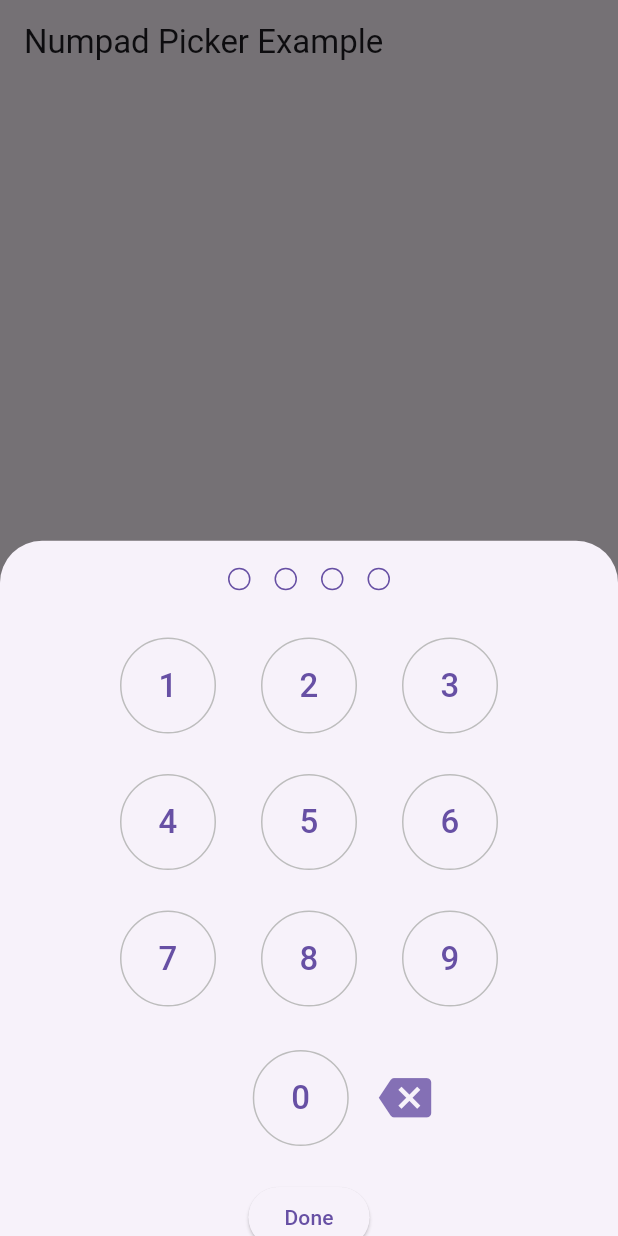
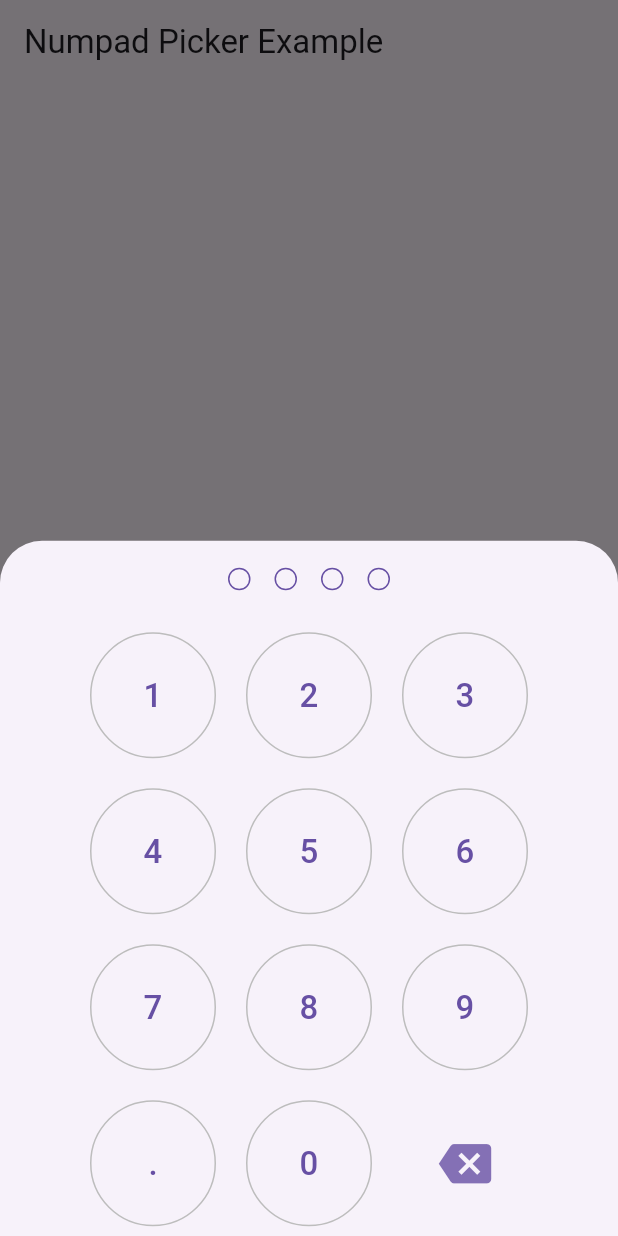
Before and after one commit to shinriyo/show_numpad_picker, a Flutter app: the screen it shows after launch, after a tap on "Pick a Number", on a phone screen of 412 x 824 dp. Run offline on Flutter 3.47's test engine with Material 3 defaults, Android fonts, the phone set to English and light mode, and no system bars; our stand-ins replace plugin_platform_interface.

Commit message:
fix size

```diff
--- a/lib/show_numpad_picker.dart
+++ b/lib/show_numpad_picker.dart
@@ -15,8 +15,8 @@ Future<String?> showNumpadPicker(BuildContext context, {required int length}) {
       String selectedValue = '';
       return StatefulBuilder(
         builder: (BuildContext context, StateSetter setState) {
-          return Column(
-            mainAxisSize: MainAxisSize.min,
+          return SafeArea(
+            child: Wrap(
               children: <Widget>[
                 Numpad(
                   length: length,
@@ -36,6 +36,7 @@ Future<String?> showNumpadPicker(BuildContext context, {required int length}) {
                   ),
                 ),
               ],
+            ),
           );
         },
       );
@@ -86,66 +87,135 @@ class _NumpadState extends State<Numpad> {
           Row(
             mainAxisAlignment: MainAxisAlignment.spaceEvenly,
             children: <Widget>[
-              NumpadButton(
+              Expanded(
+                child: AspectRatio(
+                  aspectRatio: 1.0,
+                  child: NumpadButton(
                     text: '1',
                     onPressed: () => setValue('1'),
                   ),
-              NumpadButton(
+                ),
+              ),
+              Expanded(
+                child: AspectRatio(
+                  aspectRatio: 1.0,
+                  child: NumpadButton(
                     text: '2',
                     onPressed: () => setValue('2'),
                   ),
-              NumpadButton(
+                ),
+              ),
+              Expanded(
+                child: AspectRatio(
+                  aspectRatio: 1.0,
+                  child: NumpadButton(
                     text: '3',
                     onPressed: () => setValue('3'),
+                  ),
+                ),
               ),
             ],
           ),
           Row(
             mainAxisAlignment: MainAxisAlignment.spaceEvenly,
             children: <Widget>[
-              NumpadButton(
+              Expanded(
+                child: AspectRatio(
+                  aspectRatio: 1.0,
+                  child: NumpadButton(
                     text: '4',
                     onPressed: () => setValue('4'),
                   ),
-              NumpadButton(
+                ),
+              ),
+              Expanded(
+                child: AspectRatio(
+                  aspectRatio: 1.0,
+                  child: NumpadButton(
                     text: '5',
                     onPressed: () => setValue('5'),
                   ),
-              NumpadButton(
+                ),
+              ),
+              Expanded(
+                child: AspectRatio(
+                  aspectRatio: 1.0,
+                  child: NumpadButton(
                     text: '6',
                     onPressed: () => setValue('6'),
+                  ),
+                ),
               ),
             ],
           ),
           Row(
             mainAxisAlignment: MainAxisAlignment.spaceEvenly,
             children: <Widget>[
-              NumpadButton(
+              Expanded(
+                child: AspectRatio(
+                  aspectRatio: 1.0,
+                  child: NumpadButton(
                     text: '7',
                     onPressed: () => setValue('7'),
                   ),
-              NumpadButton(
+                ),
+              ),
+              Expanded(
+                child: AspectRatio(
+                  aspectRatio: 1.0,
+                  child: NumpadButton(
                     text: '8',
                     onPressed: () => setValue('8'),
                   ),
-              NumpadButton(
+                ),
+              ),
+              Expanded(
+                child: AspectRatio(
+                  aspectRatio: 1.0,
+                  child: NumpadButton(
                     text: '9',
                     onPressed: () => setValue('9'),
+                  ),
+                ),
               ),
             ],
           ),
           Row(
             mainAxisAlignment: MainAxisAlignment.center,
             children: <Widget>[
-              NumpadButton(haveBorder: false),
-              NumpadButton(
+              if (false) Expanded(
+                child: AspectRatio(
+                  aspectRatio: 1.0,
+                  child: NumpadButton(haveBorder: false),
+                ),
+              ),
+              Expanded(
+                child: AspectRatio(
+                  aspectRatio: 1.0,
+                  child: NumpadButton(
+                    text: '.',
+                    onPressed: () => setValue('.'),
+                  ),
+                ),
+              ),
+              Expanded(
+                child: AspectRatio(
+                  aspectRatio: 1.0,
+                  child: NumpadButton(
                     text: '0',
                     onPressed: () => setValue('0'),
                   ),
-              NumpadButton(
+                ),
+              ),
+              Expanded(
+                child: AspectRatio(
+                  aspectRatio: 1.0,
+                  child: NumpadButton(
                     haveBorder: false,
                     icon: Icons.backspace,
                     onPressed: () => backspace(number),
+                  ),
+                ),
               ),
             ],
           )
@@ -154,6 +224,7 @@ class _NumpadState extends State<Numpad> {
     );
   }
 }
+
 
 class Preview extends StatelessWidget {
   final int length;
```
Lines whose indentation alone changed are shown as unchanged.
